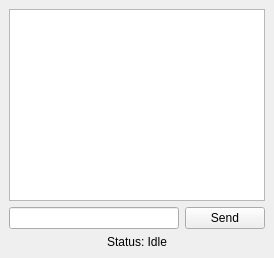
Qt form src/MainWindow.ui (codesample143/Sobriquet) before a commit.
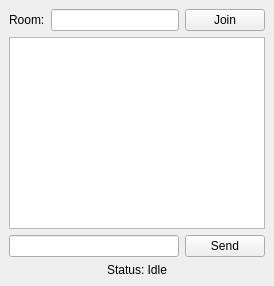
The same form after that commit.

```diff
--- a/src/MainWindow.ui
+++ b/src/MainWindow.ui
@@ -7,6 +7,29 @@
   </property>
   <widget class="QWidget" name="centralwidget">
    <layout class="QVBoxLayout" name="verticalLayout">
+    <!-- Room input -->
+    <item>
+     <layout class="QHBoxLayout" name="roomLayout">
+      <item>
+       <widget class="QLabel" name="roomLabel">
+        <property name="text">
+         <string>Room:</string>
+        </property>
+       </widget>
+      </item>
+      <item>
+       <widget class="QLineEdit" name="roomInput"/>
+      </item>
+      <item>
+       <widget class="QPushButton" name="joinButton">
+        <property name="text">
+         <string>Join</string>
+        </property>
+       </widget>
+      </item>
+     </layout>
+    </item>
+    <!-- Chat display -->
     <item>
      <widget class="QTextEdit" name="chatDisplay">
       <property name="readOnly">
```
Left out of the diff: 5 changed lines with no effect on the pictures.
